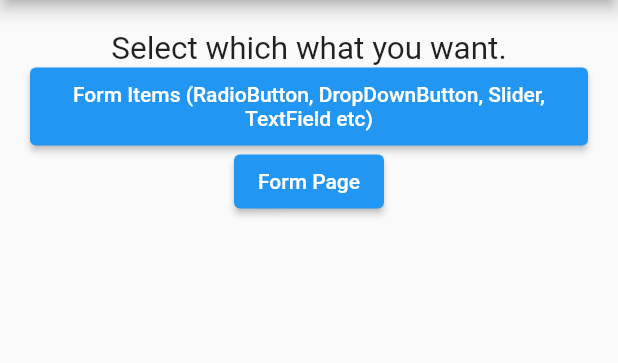
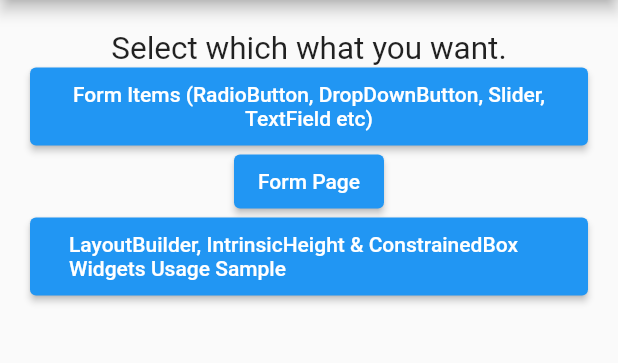
Before and after one commit to umutakpinar/flutter_demo, a Flutter app: the screen it shows after launch, on a phone screen of 412 x 824 dp, the part 84-447 px from its top. Run offline on Flutter 3.47's test engine with Material 2 defaults, Android fonts, the phone set to English and light mode, and no system bars.

Commit message:
InstrinsicHeightPage added

```diff
--- a/lib/View/HomePageView.dart
+++ b/lib/View/HomePageView.dart
@@ -1,7 +1,9 @@
+import 'package:flutter/foundation.dart';
 import "package:flutter/material.dart";
 import 'package:flutter_demo/View/FormItemsPageView.dart';
 
 import 'FormPageView.dart';
+import 'InstrinsicHeightPageView.dart';
 
 class HomePage extends StatefulWidget {
   const HomePage({Key? key}) : super(key: key);
@@ -48,7 +50,22 @@ class _HomePageState extends State<HomePage> {
                 //Form Page
                 ElevatedButton(onPressed: (){
                   Navigator.of(context).push(MaterialPageRoute(builder: (context) => const FormPage(),));
-                }, child: const Text("Form Page")),
+                },
+                    child: const Text("Form Page")
+                ),
+
+              //InstrinsicHeight/IntrinsicWidth
+                ElevatedButton(
+                    onPressed: (){
+                      Navigator.of(context).push(MaterialPageRoute(builder: (context) => const InstrinsicHeightPage()));
+                    },
+                    child: const Padding(
+                        padding: EdgeInsets.all(10),
+                      child: Text(
+                          "LayoutBuilder, IntrinsicHeight & ConstrainedBox Widgets Usage Sample"
+                      ),
+                    )
+                )
               ],
             ),
 
```
